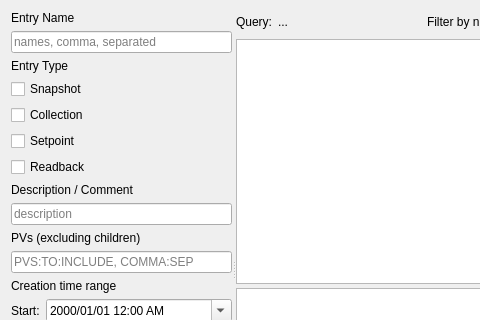
Before: the Qt Designer form superscore/ui/search_page.ui in pcdshub/superscore, drawn with Qt 5; both pictures show x 0 to 480 and y 0 to 320 of the 829 by 538 pixel window.
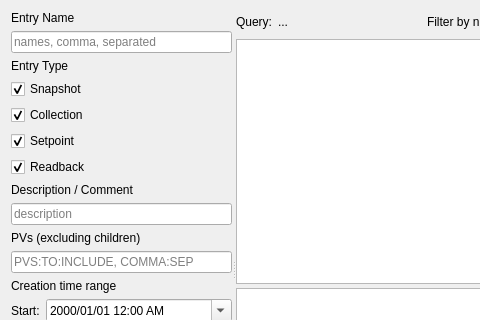
After: the same form once the commit is applied.

Commit message: MNT: check all types by default, never show Parameter

What changed in the file:
```diff
--- a/superscore/ui/search_page.ui
+++ b/superscore/ui/search_page.ui
@@ -53,6 +53,9 @@
          <property name="text">
           <string>Snapshot</string>
          </property>
+         <property name="checked">
+          <bool>true</bool>
+         </property>
         </widget>
        </item>
        <item>
@@ -60,6 +63,9 @@
          <property name="text">
           <string>Collection</string>
          </property>
+         <property name="checked">
+          <bool>true</bool>
+         </property>
         </widget>
        </item>
        <item>
@@ -67,6 +73,9 @@
          <property name="text">
           <string>Setpoint</string>
          </property>
+         <property name="checked">
+          <bool>true</bool>
+         </property>
         </widget>
        </item>
        <item>
@@ -74,6 +83,9 @@
          <property name="text">
           <string>Readback</string>
          </property>
+         <property name="checked">
+          <bool>true</bool>
+         </property>
         </widget>
        </item>
        <item>
```
The commit also changes 1 other file.
